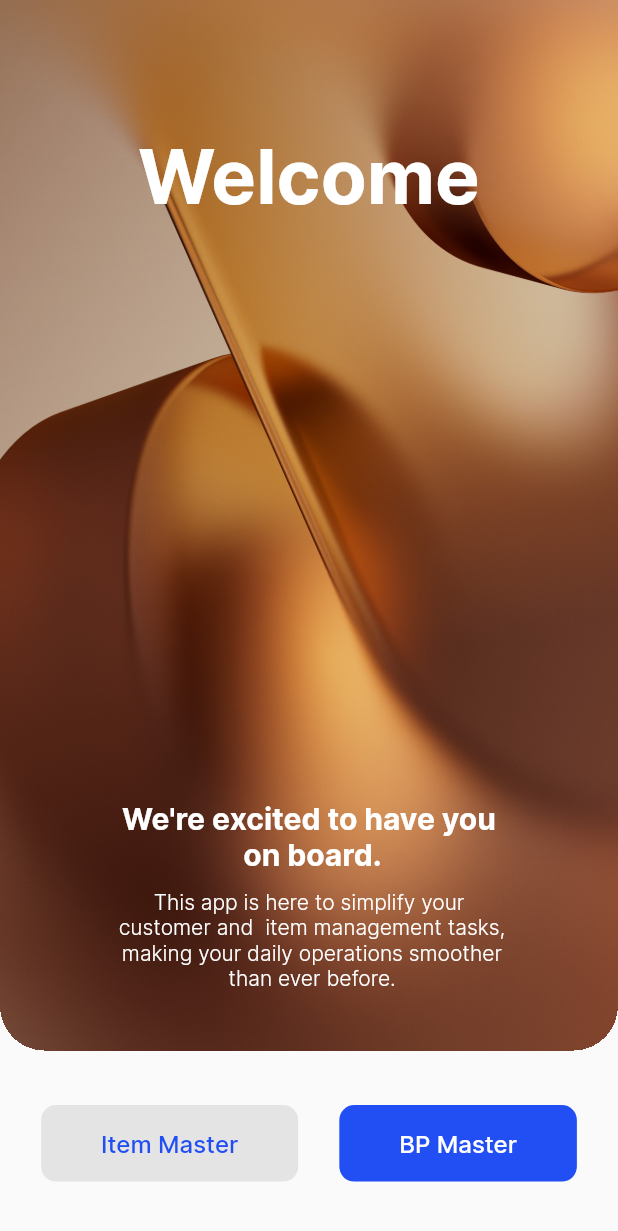
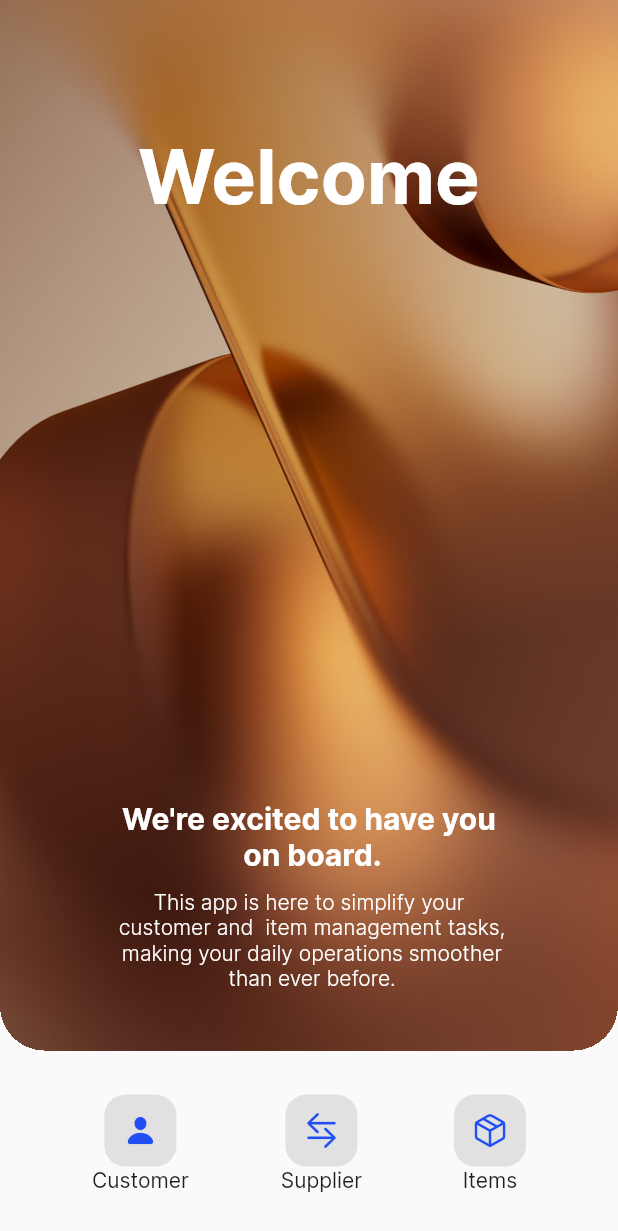
Before and after one commit to AyushSingh2000/approval_app_updated1, a Flutter app: the HomeScreen screen opened directly, on a phone screen of 412 x 824 dp. Shown: the top 1231 px of the screen. Run offline on Flutter 3.47's test engine with Material 2 defaults, Android fonts, the phone set to English and light mode, and no system bars; our stand-ins replace dartz, freezed_annotation, get, intl_phone_field, quickalert; missing offline and left inert: country_state_picker, dropdown_plus; network calls fail.

Commit message:
approvalitemsort/jatin

```diff
--- a/lib/feature/home_screen/presentation/homescreen.dart
+++ b/lib/feature/home_screen/presentation/homescreen.dart
@@ -1,8 +1,8 @@
 import 'package:flutter/cupertino.dart';
 import 'package:flutter/material.dart';
 import 'package:get/get.dart';
+import 'package:new_app/ui/colors/app_colors.dart';
 
-import '../../../ui/Buttons/buttonBS.dart';
 import '../../Nav.dart';
 
 class HomeScreen extends StatefulWidget {
@@ -91,40 +91,62 @@ class _HomeScreenState extends State<HomeScreen> {
           Row(
             mainAxisAlignment: MainAxisAlignment.spaceEvenly,
             children: [
-              ButtonBS(
-                // prefixIcon: CupertinoIcons.cube_box,
-                // prefixIconColor: Colors.white,
-                // suffixIcon: CupertinoIcons.arrow_right_circle_fill,
-                // suffixIconColor: Colors.white,
-                title: 'Item Master',
-                backgroundColor: const Color.fromARGB(255, 228, 228, 228),
-                textColor: const Color.fromARGB(255, 33, 79, 243),
-                fontWeight: FontWeight.w500,
-                paddingAll: 16,
-                borderRadius: 10,
-                fontSize: 16,
-                onPressed: () {
-                  // Get.to(ApprovedItemScreen());
-                  Get.to(const NavScreen(
-                    index: 1,
-                  ));
-                },
+              Column(
+                children: [
+                  Container(
+                    decoration: BoxDecoration(
+                      borderRadius: BorderRadius.circular(14),
+                      color: const Color.fromARGB(255, 225, 225, 225),
+                    ),
+                    child: IconButton(
+                        onPressed: () {
+                          Get.to(const NavScreen(index: 0));
+                        },
+                        icon: const Icon(
+                          CupertinoIcons.person_fill,
+                          color: AppColors.mainblue,
+                        )),
+                  ),
+                  const Text('Customer'),
+                ],
               ),
-              ButtonBS(
-                // prefixIcon: CupertinoIcons.profile_circled,
-                // prefixIconColor: Colors.white,
-                // suffixIcon: CupertinoIcons.arrow_right_circle_fill,
-                // suffixIconColor: Colors.white,
-                title: 'BP Master',
-                backgroundColor: const Color.fromARGB(255, 33, 79, 243),
-                textColor: Colors.white,
-                fontWeight: FontWeight.w500,
-                paddingAll: 16,
-                borderRadius: 10,
-                fontSize: 16,
-                onPressed: () {
-                  Get.to(const NavScreen(index: 0));
-                },
+              Column(
+                children: [
+                  Container(
+                    decoration: BoxDecoration(
+                      borderRadius: BorderRadius.circular(14),
+                      color: const Color.fromARGB(255, 225, 225, 225),
+                    ),
+                    child: IconButton(
+                        onPressed: () {},
+                        icon: const Icon(
+                          CupertinoIcons.arrow_right_arrow_left,
+                          color: AppColors.mainblue,
+                        )),
+                  ),
+                  const Text('Supplier'),
+                ],
+              ),
+              Column(
+                children: [
+                  Container(
+                    decoration: BoxDecoration(
+                      borderRadius: BorderRadius.circular(14),
+                      color: const Color.fromARGB(255, 225, 225, 225),
+                    ),
+                    child: IconButton(
+                        onPressed: () {
+                          Get.to(const NavScreen(
+                            index: 1,
+                          ));
+                        },
+                        icon: const Icon(
+                          CupertinoIcons.cube_box,
+                          color: AppColors.mainblue,
+                        )),
+                  ),
+                  const Text('Items'),
+                ],
               ),
             ],
           ), // Add some spacing between the buttons
@@ -137,3 +159,11 @@ class _HomeScreenState extends State<HomeScreen> {
     );
   }
 }
+
+//customer
+// Get.to(const NavScreen(index: 0));
+
+//items
+// Get.to(const NavScreen(
+//                     index: 1,
+//                   ));
```
Also changed, not shown: lib/feature/approved_bp/presentation/pages/approved_bp.dart (+38 -0 lines), pubspec.lock.
